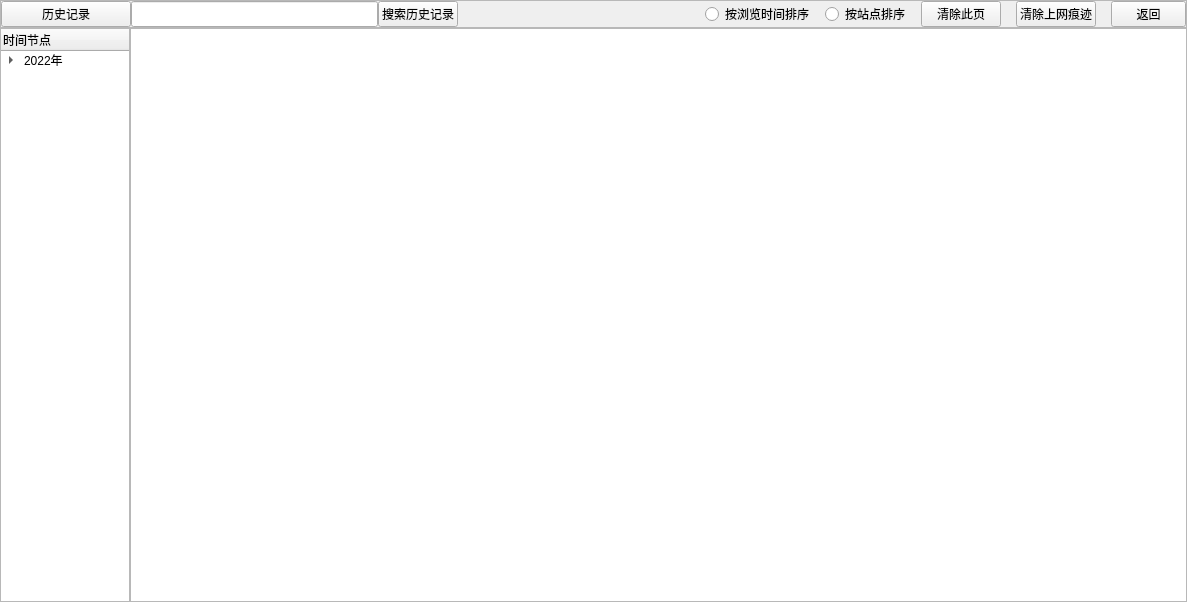
This is VideoPlayer/browser/WebHistory.ui in huizhang556/pc-video-player as Qt 5 draws it before an edit. The edited form follows.
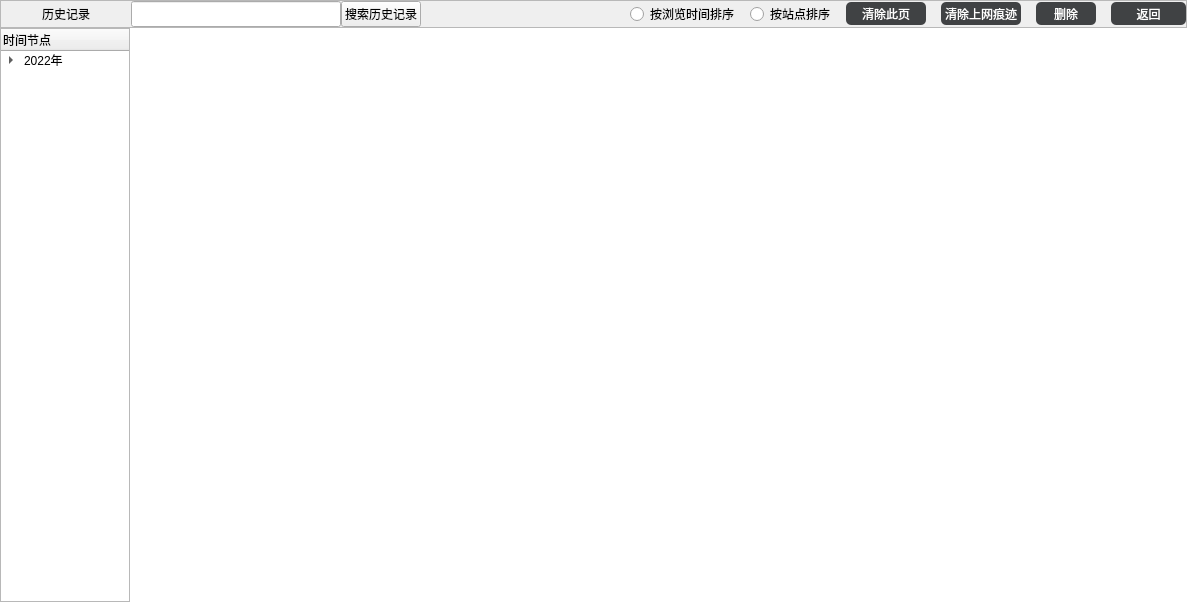
This is the edited form.

Patch:
```diff
--- a/VideoPlayer/browser/WebHistory.ui
+++ b/VideoPlayer/browser/WebHistory.ui
@@ -80,6 +80,12 @@
               <height>26</height>
              </size>
             </property>
+            <property name="styleSheet">
+             <string notr="true">#pushButton_title
+{
+border:none;
+}</string>
+            </property>
             <property name="text">
              <string>历史记录</string>
             </property>
@@ -213,19 +219,28 @@
             <property name="minimumSize">
              <size>
               <width>95</width>
-              <height>26</height>
+              <height>23</height>
              </size>
             </property>
             <property name="maximumSize">
              <size>
               <width>16777215</width>
-              <height>26</height>
+              <height>23</height>
              </size>
             </property>
             <property name="styleSheet">
              <string notr="true">#pushButton_clearPage
 {
 margin-right: 15px;
+border-radius:5px;
+background-color: #404244;
+color:white;
+}
+#pushButton_clearPage:hover
+{
+border-radius:5px;
+background-color: #262829;
+color:white;
 }</string>
             </property>
             <property name="text">
@@ -238,19 +253,28 @@
             <property name="minimumSize">
              <size>
               <width>95</width>
-              <height>26</height>
+              <height>23</height>
              </size>
             </property>
             <property name="maximumSize">
              <size>
               <width>16777215</width>
-              <height>26</height>
+              <height>23</height>
              </size>
             </property>
             <property name="styleSheet">
              <string notr="true">#pushButton_clearRecords
 {
 margin-right: 15px;
+border-radius:5px;
+background-color: #404244;
+color:white;
+}
+#pushButton_clearRecords:hover
+{
+border-radius:5px;
+background-color: #262829;
+color:white;
 }</string>
             </property>
             <property name="text">
@@ -258,22 +282,68 @@
             </property>
            </widget>
           </item>
+          <item>
+           <widget class="QPushButton" name="pushButton_delete">
+            <property name="minimumSize">
+             <size>
+              <width>75</width>
+              <height>23</height>
+             </size>
+            </property>
+            <property name="maximumSize">
+             <size>
+              <width>16777215</width>
+              <height>23</height>
+             </size>
+            </property>
+            <property name="styleSheet">
+             <string notr="true">#pushButton_delete
+{
+margin-right: 15px;
+border-radius:5px;
+background-color: #404244;
+color:white;
+}
+
+#pushButton_delete:hover
+{
+border-radius:5px;
+background-color: #262829;
+color:white;
+}</string>
+            </property>
+            <property name="text">
+             <string>删除</string>
+            </property>
+           </widget>
+          </item>
           <item>
            <widget class="QPushButton" name="pushButton_return">
             <property name="minimumSize">
              <size>
               <width>75</width>
-              <height>26</height>
+              <height>23</height>
              </size>
             </property>
             <property name="maximumSize">
              <size>
               <width>75</width>
-              <height>26</height>
+              <height>23</height>
              </size>
             </property>
             <property name="styleSheet">
-             <string notr="true"/>
+             <string notr="true">#pushButton_return
+{
+border-radius:5px;
+background-color: #404244;
+color:white;
+}
+#pushButton_return:hover
+{
+border-radius:5px;
+background-color: #262829;
+color:white;
+}</string>
             </property>
             <property name="text">
              <string>返回</string>
@@ -500,7 +570,36 @@
            </widget>
           </item>
           <item>
-           <widget class="QListWidget" name="listWidget_showHis"/>
+           <widget class="QListWidget" name="listWidget_showHis">
+            <property name="styleSheet">
+             <string notr="true">#listWidget_showHis
+{
+border:none;
+}
+
+#listWidget_showHis::item
+{
+color:transparent;
+background-color: white;
+}
+
+#listWidget_showHis::item:hover
+{
+background-color: #e5f3ff;
+}
+
+#listWidget_showHis::item:selected
+{
+color:transparent;
+background-color: white;
+}
+
+#listWidget_showHis::item:!selected
+{
+color:transparent;
+}</string>
+            </property>
+           </widget>
           </item>
          </layout>
         </item>
```
